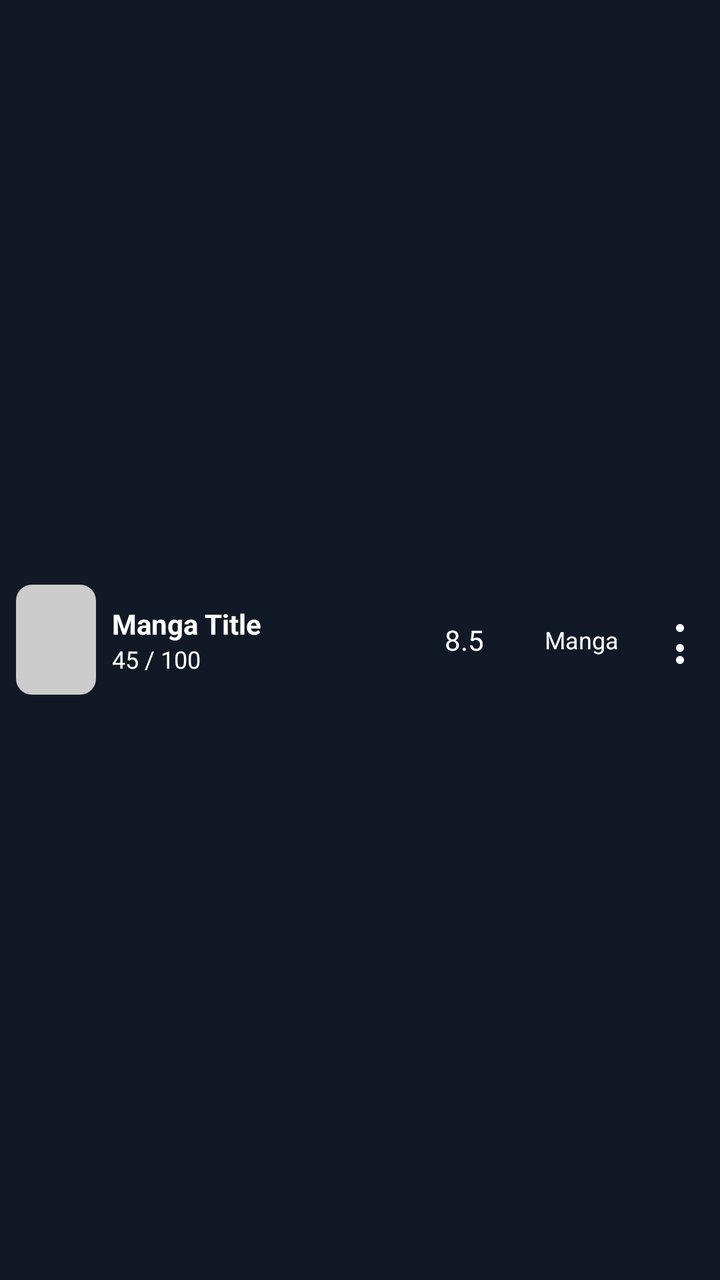
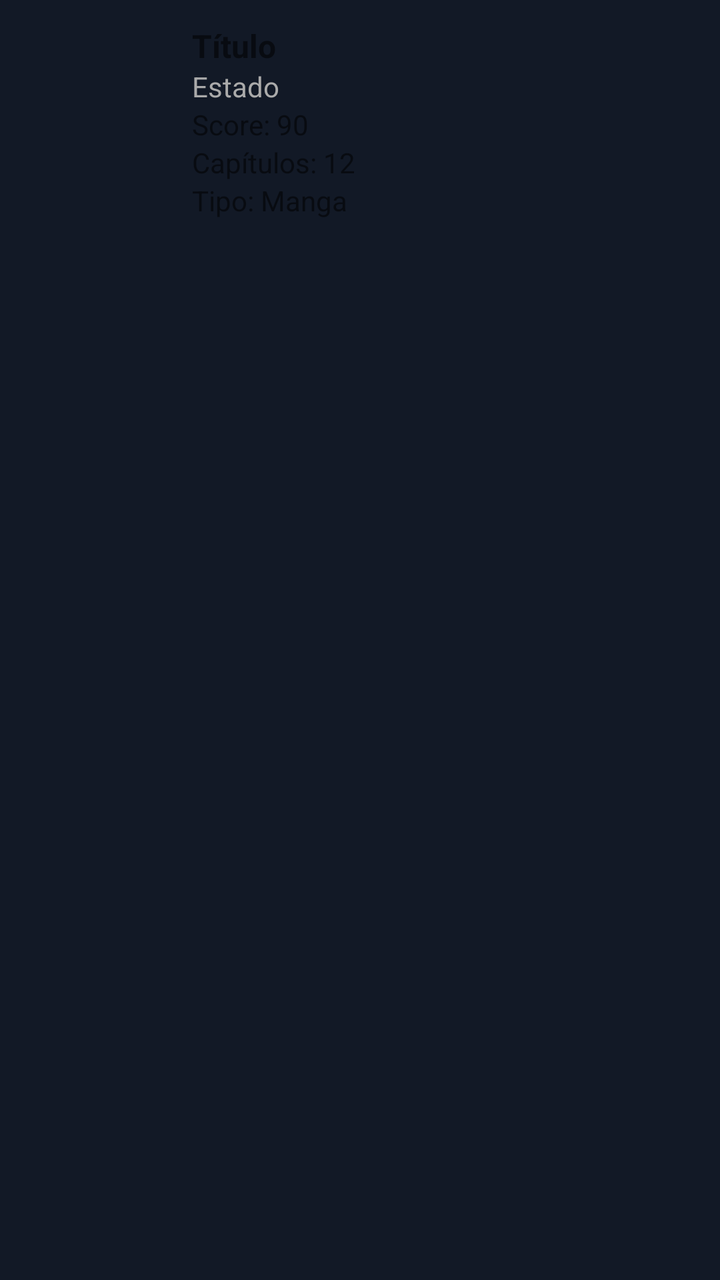

Two renders of the same Android screen: before a commit and after it. Below are the layout's source before the change and the commit's diff.
<!-- AndroidManifest.xml: application theme Theme.YomiTrack -->
<!-- res/layout/item_manga.xml -->
<?xml version="1.0" encoding="utf-8"?>
<LinearLayout xmlns:android="http://schemas.android.com/apk/res/android"
    xmlns:app="http://schemas.android.com/apk/res-auto"
    android:layout_width="match_parent"
    android:layout_height="wrap_content"
    android:orientation="horizontal"
    android:padding="8dp"
    android:gravity="center_vertical">

    <ImageView
        android:id="@+id/imageViewCover"
        android:layout_width="40dp"
        android:layout_height="55dp"
        android:layout_marginEnd="8dp"
        android:scaleType="centerCrop"
        android:src="@drawable/sample_anime_cover"
        android:background="@drawable/rounded_mask"
        android:clipToOutline="true" />

    <LinearLayout
        android:layout_width="0dp"
        android:layout_height="wrap_content"
        android:layout_weight="2"
        android:orientation="vertical">

        <TextView
            android:id="@+id/textViewTitle"
            android:layout_width="match_parent"
            android:layout_height="wrap_content"
            android:text="Manga Title"
            android:textColor="@color/textPrimary"
            android:textStyle="bold"
            android:maxLines="2"
            android:textSize="14sp"
            android:ellipsize="end" />

        <TextView
            android:id="@+id/textViewProgress"
            android:layout_width="wrap_content"
            android:layout_height="wrap_content"
            android:text="45 / 100"
            android:textColor="@color/textPrimary"
            android:textSize="12sp" />
    </LinearLayout>

    <TextView
        android:id="@+id/textViewScore"
        android:layout_width="0dp"
        android:layout_height="wrap_content"
        android:layout_weight="0.8"
        android:text="8.5"
        android:textColor="@color/textPrimary"
        android:gravity="center"
        android:textSize="14sp" />

    <TextView
        android:id="@+id/textViewType"
        android:layout_width="0dp"
        android:layout_height="wrap_content"
        android:layout_weight="0.8"
        android:text="Manga"
        android:textColor="@color/textPrimary"
        android:gravity="center"
        android:textSize="12sp" />

    <ImageView
        android:id="@+id/buttonOptions"
        android:layout_width="24dp"
        android:layout_height="24dp"
        android:layout_marginStart="8dp"
        android:src="@drawable/ic_more_vert"
        android:contentDescription="Options"
        app:tint="@color/textPrimary" />
</LinearLayout>
<!-- resources referenced by this layout -->
<resources>
  <color name="textPrimary">#FFFFFF</color>
  <!-- drawable ic_more_vert (drawable) -->
  <vector xmlns:android="http://schemas.android.com/apk/res/android"
      android:width="24dp"
      android:height="24dp"
      android:viewportWidth="24"
      android:viewportHeight="24">
      <path
          android:fillColor="#FF000000"
          android:pathData="M12,8c1.1,0 2,-0.9 2,-2s-0.9,-2 -2,-2 -2,0.9 -2,2 0.9,2 2,2zM12,14c-1.1,0 -2,0.9 -2,2s0.9,2 2,2 2,-0.9 2,-2 -0.9,-2 -2,-2zM12,20c-1.1,0 -2,0.9 -2,2s0.9,2 2,2 2,-0.9 2,-2 -0.9,-2 -2,-2z"/>
  </vector>
  <!-- drawable rounded_mask (drawable) -->
  <shape xmlns:android="http://schemas.android.com/apk/res/android"
      android:shape="rectangle">
      <solid android:color="@android:color/transparent" />
      <corners android:radius="8dp"/>
  </shape>
  <!-- drawable sample_anime_cover (drawable) -->
  <shape xmlns:android="http://schemas.android.com/apk/res/android"
      android:shape="rectangle">
      <solid android:color="#CCCCCC"/>
      <size android:width="60dp" android:height="85dp"/>
  </shape>
  <style name="Theme.YomiTrack" parent="Base.Theme.YomiTrack" />
  <style name="Base.Theme.YomiTrack" parent="Theme.MaterialComponents.DayNight.NoActionBar">
          
          <item name="colorPrimary">@color/primary</item>
          <item name="colorPrimaryVariant">@color/primary</item>
          <item name="colorOnPrimary">@color/textPrimary</item>
          <item name="android:colorBackground">@color/background</item>
          <item name="colorOnBackground">@color/textPrimary</item>
  
          
          <item name="bottomNavigationStyle">@style/CustomBottomNav</item>
      </style>
  <color name="primary">#1F2937</color>
  <color name="background">#121926</color>
  <style name="CustomBottomNav" parent="Widget.MaterialComponents.BottomNavigationView">
          <item name="android:background">@color/primary</item>
          <item name="itemIconTint">@color/textPrimary</item>
          <item name="itemTextColor">@color/textPrimary</item>
      </style>
</resources>

<!-- the commit's change to res/layout/item_manga.xml (unified diff, before → after) -->
@@ -1,74 +1,58 @@
-<?xml version="1.0" encoding="utf-8"?>
 <LinearLayout xmlns:android="http://schemas.android.com/apk/res/android"
-    xmlns:app="http://schemas.android.com/apk/res-auto"
     android:layout_width="match_parent"
     android:layout_height="wrap_content"
     android:orientation="horizontal"
-    android:padding="8dp"
-    android:gravity="center_vertical">
+    android:padding="12dp">
 
     <ImageView
-        android:id="@+id/imageViewCover"
-        android:layout_width="40dp"
-        android:layout_height="55dp"
-        android:layout_marginEnd="8dp"
+        android:id="@+id/imageCover"
+        android:layout_width="72dp"
+        android:layout_height="96dp"
         android:scaleType="centerCrop"
-        android:src="@drawable/sample_anime_cover"
-        android:background="@drawable/rounded_mask"
-        android:clipToOutline="true" />
+        android:layout_marginEnd="12dp"
+        android:contentDescription="Portada" />
 
     <LinearLayout
+        android:orientation="vertical"
         android:layout_width="0dp"
         android:layout_height="wrap_content"
-        android:layout_weight="2"
-        android:orientation="vertical">
+        android:layout_weight="1">
 
         <TextView
-            android:id="@+id/textViewTitle"
-            android:layout_width="match_parent"
+            android:id="@+id/textTitle"
+            android:layout_width="wrap_content"
             android:layout_height="wrap_content"
-            android:text="Manga Title"
-            android:textColor="@color/textPrimary"
+            android:text="Título"
             android:textStyle="bold"
-            android:maxLines="2"
-            android:textSize="14sp"
-            android:ellipsize="end" />
+            android:textSize="16sp" />
 
         <TextView
-            android:id="@+id/textViewProgress"
+            android:id="@+id/textStatus"
             android:layout_width="wrap_content"
             android:layout_height="wrap_content"
-            android:text="45 / 100"
-            android:textColor="@color/textPrimary"
-            android:textSize="12sp" />
+            android:text="Estado"
+            android:textSize="14sp"
+            android:textColor="@android:color/darker_gray" />
+
+        <TextView
+            android:id="@+id/textScore"
+            android:layout_width="wrap_content"
+            android:layout_height="wrap_content"
+            android:text="Score: 90"
+            android:textSize="14sp" />
+
+        <TextView
+            android:id="@+id/textProgress"
+            android:layout_width="wrap_content"
+            android:layout_height="wrap_content"
+            android:text="Capítulos: 12"
+            android:textSize="14sp" />
+
+        <TextView
+            android:id="@+id/textType"
+            android:layout_width="wrap_content"
+            android:layout_height="wrap_content"
+            android:text="Tipo: Manga"
+            android:textSize="14sp" />
     </LinearLayout>
-
-    <TextView
-        android:id="@+id/textViewScore"
-        android:layout_width="0dp"
-        android:layout_height="wrap_content"
-        android:layout_weight="0.8"
-        android:text="8.5"
-        android:textColor="@color/textPrimary"
-        android:gravity="center"
-        android:textSize="14sp" />
-
-    <TextView
-        android:id="@+id/textViewType"
-        android:layout_width="0dp"
-        android:layout_height="wrap_content"
-        android:layout_weight="0.8"
-        android:text="Manga"
-        android:textColor="@color/textPrimary"
-        android:gravity="center"
-        android:textSize="12sp" />
-
-    <ImageView
-        android:id="@+id/buttonOptions"
-        android:layout_width="24dp"
-        android:layout_height="24dp"
-        android:layout_marginStart="8dp"
-        android:src="@drawable/ic_more_vert"
-        android:contentDescription="Options"
-        app:tint="@color/textPrimary" />
 </LinearLayout>
<!-- resource entries referenced after the edit -->
@@ -1,28 +1,6 @@
 <!-- resources referenced by this layout -->
 <resources>
   <color name="textPrimary">#FFFFFF</color>
-  <!-- drawable ic_more_vert (drawable) -->
-  <vector xmlns:android="http://schemas.android.com/apk/res/android"
-      android:width="24dp"
-      android:height="24dp"
-      android:viewportWidth="24"
-      android:viewportHeight="24">
-      <path
-          android:fillColor="#FF000000"
-          android:pathData="M12,8c1.1,0 2,-0.9 2,-2s-0.9,-2 -2,-2 -2,0.9 -2,2 0.9,2 2,2zM12,14c-1.1,0 -2,0.9 -2,2s0.9,2 2,2 2,-0.9 2,-2 -0.9,-2 -2,-2zM12,20c-1.1,0 -2,0.9 -2,2s0.9,2 2,2 2,-0.9 2,-2 -0.9,-2 -2,-2z"/>
-  </vector>
-  <!-- drawable rounded_mask (drawable) -->
-  <shape xmlns:android="http://schemas.android.com/apk/res/android"
-      android:shape="rectangle">
-      <solid android:color="@android:color/transparent" />
-      <corners android:radius="8dp"/>
-  </shape>
-  <!-- drawable sample_anime_cover (drawable) -->
-  <shape xmlns:android="http://schemas.android.com/apk/res/android"
-      android:shape="rectangle">
-      <solid android:color="#CCCCCC"/>
-      <size android:width="60dp" android:height="85dp"/>
-  </shape>
   <style name="Theme.YomiTrack" parent="Base.Theme.YomiTrack" />
   <style name="Base.Theme.YomiTrack" parent="Theme.MaterialComponents.DayNight.NoActionBar">
           
